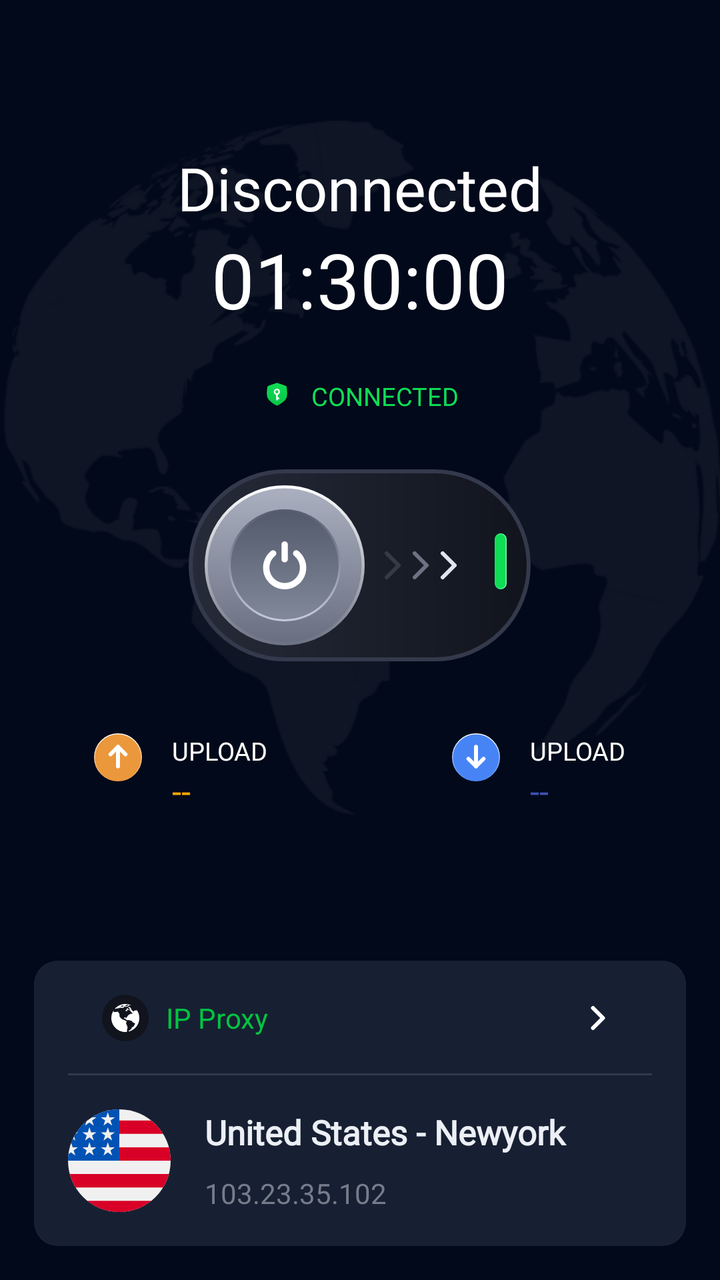
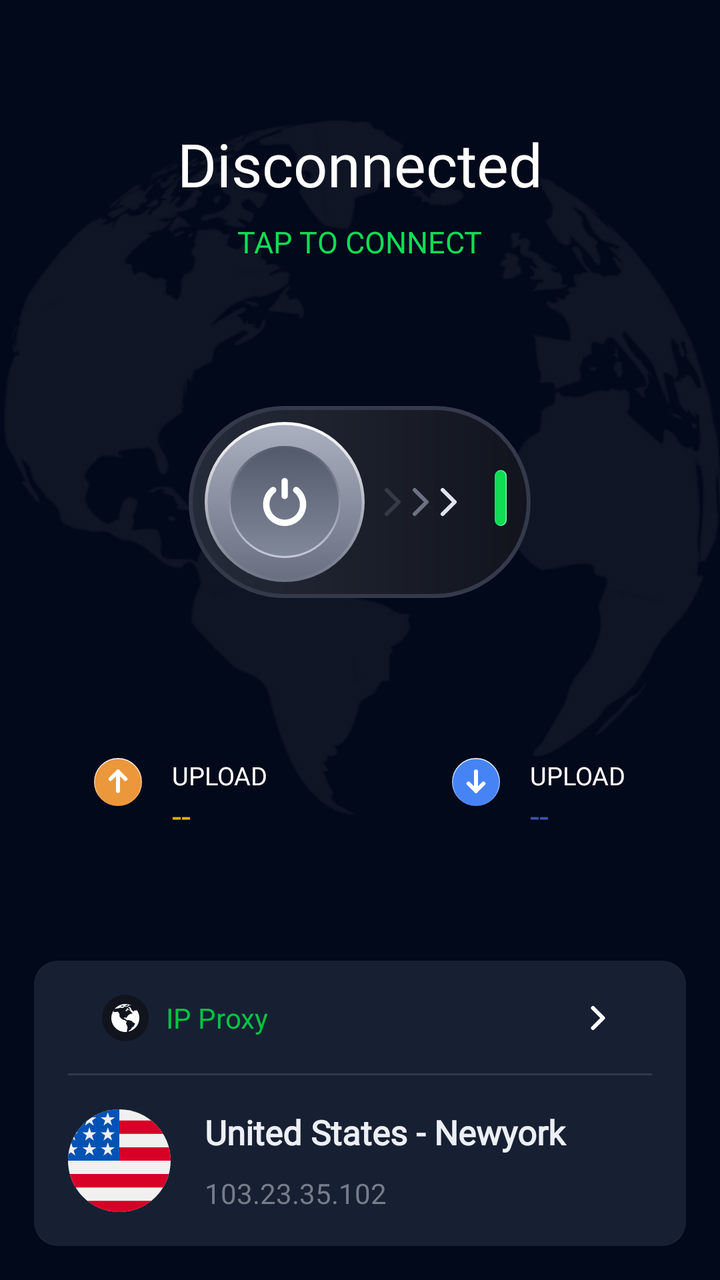

Two renders of the same Android screen: before a commit and after it. Below are the layout's source before the change and the commit's diff.
<!-- AndroidManifest.xml: application theme Theme.SuperVPN -->
<!-- res/layout/fragment_home.xml -->
<?xml version="1.0" encoding="utf-8"?>
<androidx.constraintlayout.widget.ConstraintLayout xmlns:android="http://schemas.android.com/apk/res/android"
    xmlns:app="http://schemas.android.com/apk/res-auto"
    xmlns:tools="http://schemas.android.com/tools"
    android:layout_width="match_parent"
    android:layout_height="match_parent"
    android:background="@color/backgroundColor2"
    android:orientation="vertical"
    tools:context=".home.HomeFragment">

    <androidx.appcompat.widget.LinearLayoutCompat
        android:layout_width="match_parent"
        android:layout_height="0dp"
        android:background="@drawable/bg_earth"
        android:gravity="center"
        android:orientation="vertical"
        app:layout_constraintBottom_toTopOf="@id/pnProxy"
        app:layout_constraintDimensionRatio="H,1:1"
        app:layout_constraintTop_toTopOf="parent">

        <androidx.appcompat.widget.AppCompatTextView
            android:id="@+id/tv_time"
            android:layout_width="wrap_content"
            android:layout_height="wrap_content"
            android:fontFamily="@font/inter_bold"
            android:text="@string/disconnected"
            android:textColor="@color/white"
            android:textSize="@dimen/size28" />

        <androidx.appcompat.widget.AppCompatTextView
            android:id="@+id/connectTitle"
            android:layout_width="wrap_content"
            android:layout_height="wrap_content"
            android:layout_marginBottom="@dimen/margin_24"
            android:fontFamily="@font/inter_bold"
            android:text="01:30:00"
            android:textColor="@color/white"
            android:textSize="@dimen/size36" />

        <LinearLayout
            android:layout_width="wrap_content"
            android:layout_height="wrap_content"
            android:layout_marginBottom="@dimen/margin_24"
            android:visibility="gone">

            <ProgressBar
                android:id="@+id/customProgressBar"
                style="?android:attr/spinnerStyle"
                android:layout_width="@dimen/size16"
                android:layout_height="@dimen/size16"
                android:layout_marginBottom="@dimen/size14"
                android:background="@color/transparent"
                android:clipToOutline="true"
                android:indeterminate="false"
                android:indeterminateTint="@color/green_1"
                android:max="100"
                android:progress="50"
                android:progressDrawable="@drawable/progress_bar" />

            <androidx.appcompat.widget.AppCompatTextView
                android:layout_width="wrap_content"
                android:layout_height="wrap_content"
                android:layout_marginLeft="@dimen/size8"
                android:fontFamily="@font/inter_bold"
                android:text="@string/connecting"
                android:textColor="@color/greyColor"
                android:textSize="@dimen/size12" />
        </LinearLayout>

        <LinearLayout
            android:layout_width="wrap_content"
            android:layout_height="wrap_content"
            android:layout_marginBottom="@dimen/margin_24"
            android:gravity="center_vertical">

            <androidx.appcompat.widget.AppCompatImageView
                android:layout_width="@dimen/size16"
                android:layout_height="@dimen/size16"
                android:src="@drawable/ic_status_connected" />

            <androidx.appcompat.widget.AppCompatTextView
                android:layout_width="wrap_content"
                android:layout_height="wrap_content"
                android:layout_marginLeft="@dimen/size8"
                android:fontFamily="@font/inter_bold"
                android:text="@string/connected"
                android:textColor="@color/successColor"
                android:textSize="@dimen/size12" />
        </LinearLayout>

        <LinearLayout
            android:layout_width="wrap_content"
            android:layout_height="wrap_content"
            android:layout_marginTop="@dimen/size24"
            android:gravity="center"
            android:visibility="gone">

            <ProgressBar
                android:id="@+id/progressLoadAds"
                android:layout_width="@dimen/size16"
                android:layout_height="@dimen/size16"
                android:layout_marginRight="@dimen/size3"
                android:indeterminateTint="@color/green_1"
                android:secondaryProgressTint="@color/green_1" />

            <androidx.appcompat.widget.AppCompatTextView
                android:id="@+id/tvStatus"
                android:layout_width="wrap_content"
                android:layout_height="wrap_content"
                android:text="@string/disconnected"
                android:textColor="#C4C9D9"
                android:textSize="@dimen/size14" />
        </LinearLayout>

        <androidx.appcompat.widget.AppCompatImageView
            android:id="@+id/iv_connect"
            android:layout_width="wrap_content"
            android:layout_height="wrap_content"
            android:src="@drawable/ic_status_connection"
            app:layout_constraintBottom_toBottomOf="parent"
            app:layout_constraintEnd_toEndOf="parent"
            app:layout_constraintStart_toStartOf="parent"
            app:layout_constraintTop_toTopOf="parent" />

        <LinearLayout
            android:layout_width="match_parent"
            android:layout_height="wrap_content"
            android:layout_marginHorizontal="@dimen/size44"
            android:layout_marginTop="@dimen/margin_24">

            <androidx.appcompat.widget.AppCompatImageView
                android:layout_width="wrap_content"
                android:layout_height="wrap_content"
                android:src="@drawable/ic_upload_button" />

            <LinearLayout
                android:layout_width="wrap_content"
                android:layout_height="wrap_content"
                android:layout_marginLeft="@dimen/size14"
                android:orientation="vertical">

                <androidx.appcompat.widget.AppCompatTextView
                    android:layout_width="wrap_content"
                    android:layout_height="wrap_content"
                    android:text="@string/upload"
                    android:textColor="@color/white"
                    android:textSize="@dimen/size12" />

                <androidx.appcompat.widget.AppCompatTextView
                    android:id="@+id/tvTrafficUpload"
                    android:layout_width="wrap_content"
                    android:layout_height="wrap_content"
                    android:text="--"
                    android:textColor="@color/warningColor"
                    android:textSize="@dimen/size16" />
            </LinearLayout>

            <LinearLayout
                android:layout_width="0dp"
                android:layout_height="wrap_content"
                android:layout_weight="1" />

            <androidx.appcompat.widget.AppCompatImageView
                android:layout_width="wrap_content"
                android:layout_height="wrap_content"
                android:src="@drawable/ic_download_button" />

            <LinearLayout
                android:layout_width="wrap_content"
                android:layout_height="wrap_content"
                android:layout_marginLeft="@dimen/size14"
                android:gravity="left"
                android:orientation="vertical">

                <androidx.appcompat.widget.AppCompatTextView
                    android:layout_width="wrap_content"
                    android:layout_height="wrap_content"
                    android:text="@string/upload"
                    android:textColor="@color/white"
                    android:textSize="@dimen/size12" />

                <androidx.appcompat.widget.AppCompatTextView
                    android:id="@+id/tvTrafficDownload"
                    android:layout_width="wrap_content"
                    android:layout_height="wrap_content"
                    android:text="--"
                    android:textColor="@color/infoColor"
                    android:textSize="@dimen/size16" />
            </LinearLayout>
        </LinearLayout>

    </androidx.appcompat.widget.LinearLayoutCompat>

    <androidx.appcompat.widget.LinearLayoutCompat
        android:id="@+id/pnProxy"
        android:layout_width="match_parent"
        android:layout_height="wrap_content"
        android:layout_marginHorizontal="@dimen/size16"
        android:layout_marginBottom="@dimen/size16"
        android:background="@drawable/bg_setting_items"
        android:orientation="vertical"
        app:layout_constraintBottom_toBottomOf="parent">

        <androidx.appcompat.widget.LinearLayoutCompat
            android:id="@+id/subActionBar"
            android:layout_width="match_parent"
            android:layout_height="wrap_content"
            android:background="@drawable/bg_setting_pro"
            android:gravity="center"
            android:orientation="horizontal"
            android:padding="@dimen/size16">

            <androidx.appcompat.widget.AppCompatImageView
                android:layout_width="@dimen/size22"
                android:layout_height="@dimen/size22"
                android:layout_marginLeft="@dimen/size16"
                android:src="@drawable/ic_earth" />

            <androidx.appcompat.widget.AppCompatTextView
                android:layout_width="0dp"
                android:layout_height="wrap_content"
                android:layout_marginLeft="@dimen/size8"
                android:layout_weight="1"
                android:text="@string/ip_proxy"
                android:textColor="@color/green_1" />

            <androidx.appcompat.widget.AppCompatImageView
                android:id="@+id/ivSelectProxy"
                android:layout_width="wrap_content"
                android:layout_height="wrap_content"
                android:layout_marginLeft="@dimen/size16"
                android:layout_marginRight="@dimen/size16"
                android:src="@drawable/ic_next_arrow" />

        </androidx.appcompat.widget.LinearLayoutCompat>

        <androidx.appcompat.widget.LinearLayoutCompat
            android:id="@+id/subActionBar2"
            android:layout_width="match_parent"
            android:layout_height="wrap_content"
            android:background="@drawable/bg_setting_pro2"
            android:orientation="horizontal"
            android:padding="@dimen/size16">

            <androidx.appcompat.widget.LinearLayoutCompat
                android:id="@+id/pnProxyInfo"
                android:layout_width="match_parent"
                android:layout_height="match_parent"
                android:visibility="visible">

                <androidx.appcompat.widget.AppCompatImageView
                    android:id="@+id/ivFlag"
                    android:layout_width="@dimen/size48"
                    android:layout_height="@dimen/size48"
                    android:src="@drawable/flag_us" />

                <androidx.appcompat.widget.LinearLayoutCompat
                    android:layout_width="match_parent"
                    android:layout_height="match_parent"
                    android:layout_marginLeft="@dimen/size16"
                    android:orientation="vertical">

                    <androidx.appcompat.widget.AppCompatTextView
                        android:id="@+id/tvProxyLocation"
                        android:layout_width="match_parent"
                        android:layout_height="0dp"
                        android:layout_weight="1"
                        android:textColor="@color/language_item_text_color"
                        android:text="United States - Newyork"
                        android:textSize="@dimen/size16"
                        android:textFontWeight="600"
                        android:fontFamily="@font/inter_bold"
                        />
                    <androidx.appcompat.widget.AppCompatTextView
                        android:id="@+id/tvProxyIp"
                        android:layout_width="match_parent"
                        android:layout_height="0dp"
                        android:layout_weight="1"
                        android:gravity="bottom"
                        android:text="103.23.35.102"
                        android:textColor="@color/gray_2"
                        android:fontFamily="@font/inter_bold"
                        />

                </androidx.appcompat.widget.LinearLayoutCompat>
            </androidx.appcompat.widget.LinearLayoutCompat>


            <androidx.appcompat.widget.AppCompatTextView
                android:id="@+id/tvSelectProxy"
                android:layout_width="match_parent"
                android:layout_height="@dimen/size48"
                android:gravity="center"
                android:text="@string/select_connection_area"
                android:textColor="@color/topBarColor"
                android:textSize="@dimen/size14"
                android:visibility="gone" />
        </androidx.appcompat.widget.LinearLayoutCompat>
    </androidx.appcompat.widget.LinearLayoutCompat>
</androidx.constraintlayout.widget.ConstraintLayout>
<!-- resources referenced by this layout -->
<resources>
  <color name="backgroundColor2">#02091A</color>
  <color name="gray_2">#767C8A</color>
  <color name="green_1">#03C343</color>
  <color name="greyColor">#C4C9D9</color>
  <color name="infoColor">#3F51B5</color>
  <color name="language_item_text_color">#ECEFF5</color>
  <color name="successColor">#0FDD54</color>
  <color name="topBarColor">#F15E24</color>
  <color name="transparent">#00000000</color>
  <color name="warningColor">#FFA900</color>
  <color name="white">#FFFFFFFF</color>
  <dimen name="margin_24">24dp</dimen>
  <dimen name="size12">12.8dp</dimen>
  <dimen name="size14">14.9333dp</dimen>
  <dimen name="size16">17.0667dp</dimen>
  <dimen name="size22">23.4667dp</dimen>
  <dimen name="size24">25.6dp</dimen>
  <dimen name="size28">29.8667dp</dimen>
  <dimen name="size3">3.2dp</dimen>
  <dimen name="size36">38.4dp</dimen>
  <dimen name="size44">46.9333dp</dimen>
  <dimen name="size48">51.2dp</dimen>
  <dimen name="size8">8.5333dp</dimen>
  <!-- drawable bg_setting_items (drawable) -->
  <?xml version="1.0" encoding="utf-8"?>
  <shape xmlns:android="http://schemas.android.com/apk/res/android" android:shape="rectangle">
      <corners android:radius="@dimen/margin_big"/>
      <solid android:color="#232836"/>
  </shape>
  <!-- drawable ic_next_arrow (drawable) -->
  <vector xmlns:android="http://schemas.android.com/apk/res/android"
      android:width="20dp"
      android:height="20dp"
      android:viewportWidth="20"
      android:viewportHeight="20">
    <path
        android:pathData="M7.5,15L12.5,10L7.5,5"
        android:strokeLineJoin="round"
        android:strokeWidth="2"
        android:fillColor="#00000000"
        android:strokeColor="#ffffff"
        android:strokeLineCap="round"/>
  </vector>
  <!-- drawable ic_status_connection (drawable) -->
  <?xml version="1.0" encoding="utf-8"?>
  <selector xmlns:android="http://schemas.android.com/apk/res/android">
    <item android:state_selected="true" android:drawable="@drawable/ic_connect"/>
    <item android:state_selected="false" android:drawable="@drawable/ic_disconnect"/>
  </selector>
  <string name="connected">CONNECTED</string>
  <string name="connecting">Connecting…</string>
  <string name="disconnected">Disconnected</string>
  <string name="ip_proxy">IP Proxy</string>
  <string name="select_connection_area">Select connection area</string>
  <string name="upload">UPLOAD</string>
  <dimen name="margin_big">12dp</dimen>
  <color name="itemBackground">#172032</color>
  <dimen name="size1">1.0667dp</dimen>
  <dimen name="size20">21.3333dp</dimen>
  <style name="App_TextAppearanceTitle1" parent="TextAppearance.AppCompat.Title">
          <item name="fontFamily">@font/inter_bold</item>
          <item name="android:textSize">22sp</item>
          <item name="android:textColor">@color/white</item>
          <item name="android:includeFontPadding">false</item>
      </style>
  <style name="App_TextAppearanceTitle2" parent="TextAppearance.AppCompat.Title">
          <item name="fontFamily">@font/inter_bold</item>
          <item name="android:textSize">16sp</item>
          <item name="android:textColor">@color/successColor</item>
          <item name="android:includeFontPadding">false</item>
      </style>
  <style name="App_TextAppearanceBody1" parent="TextAppearance.AppCompat.Title">
          <item name="fontFamily">@font/inter_bold</item>
          <item name="android:textSize">16sp</item>
          <item name="android:textColor">@color/white</item>
          <item name="android:includeFontPadding">false</item>
      </style>
  <style name="App_TextAppearanceBody2" parent="TextAppearance.AppCompat.Title">
          <item name="fontFamily">@font/inter_bold</item>
          <item name="android:textSize">14sp</item>
          <item name="android:textStyle">normal</item>
          <item name="android:textColor">@color/white</item>
          <item name="android:includeFontPadding">false</item>
      </style>
  <!-- unchanged entries left out for length: 12 -->
</resources>

<!-- the commit's change to res/layout/fragment_home.xml (unified diff, before → after) -->
@@ -19,28 +19,32 @@
         app:layout_constraintTop_toTopOf="parent">
 
         <androidx.appcompat.widget.AppCompatTextView
-            android:id="@+id/tv_time"
+            android:id="@+id/connectTitle"
             android:layout_width="wrap_content"
             android:layout_height="wrap_content"
             android:fontFamily="@font/inter_bold"
             android:text="@string/disconnected"
             android:textColor="@color/white"
-            android:textSize="@dimen/size28" />
+            android:layout_marginBottom="@dimen/size8"
+            android:textSize="@dimen/size28"
+            android:visibility="visible"/>
 
         <androidx.appcompat.widget.AppCompatTextView
-            android:id="@+id/connectTitle"
-            android:layout_width="wrap_content"
-            android:layout_height="wrap_content"
-            android:layout_marginBottom="@dimen/margin_24"
+            android:id="@+id/tvTime"
+            android:layout_width="wrap_content"
+            android:layout_height="wrap_content"
+            android:layout_marginBottom="@dimen/size8"
             android:fontFamily="@font/inter_bold"
             android:text="01:30:00"
             android:textColor="@color/white"
-            android:textSize="@dimen/size36" />
-
-        <LinearLayout
-            android:layout_width="wrap_content"
-            android:layout_height="wrap_content"
-            android:layout_marginBottom="@dimen/margin_24"
+            android:textSize="@dimen/size36"
+            android:visibility="gone"/>
+
+        <LinearLayout
+            android:id="@+id/lnConnecting"
+            android:layout_width="wrap_content"
+            android:layout_height="wrap_content"
+            android:layout_marginBottom="@dimen/margin_68"
             android:visibility="gone">
 
             <ProgressBar
@@ -68,10 +72,12 @@
         </LinearLayout>
 
         <LinearLayout
-            android:layout_width="wrap_content"
-            android:layout_height="wrap_content"
-            android:layout_marginBottom="@dimen/margin_24"
-            android:gravity="center_vertical">
+            android:id="@+id/lnConnected"
+            android:layout_width="wrap_content"
+            android:layout_height="wrap_content"
+            android:layout_marginBottom="@dimen/margin_68"
+            android:gravity="center_vertical"
+            android:visibility="gone">
 
             <androidx.appcompat.widget.AppCompatImageView
                 android:layout_width="@dimen/size16"
@@ -89,9 +95,10 @@
         </LinearLayout>
 
         <LinearLayout
-            android:layout_width="wrap_content"
-            android:layout_height="wrap_content"
-            android:layout_marginTop="@dimen/size24"
+            android:id="@+id/lnDisconnecting"
+            android:layout_width="wrap_content"
+            android:layout_height="wrap_content"
+            android:layout_marginBottom="@dimen/margin_68"
             android:gravity="center"
             android:visibility="gone">
 
@@ -104,11 +111,26 @@
                 android:secondaryProgressTint="@color/green_1" />
 
             <androidx.appcompat.widget.AppCompatTextView
-                android:id="@+id/tvStatus"
-                android:layout_width="wrap_content"
-                android:layout_height="wrap_content"
-                android:text="@string/disconnected"
+                android:layout_width="wrap_content"
+                android:layout_height="wrap_content"
+                android:text="@string/disconnecting"
                 android:textColor="#C4C9D9"
+                android:textSize="@dimen/size14" />
+        </LinearLayout>
+
+        <LinearLayout
+            android:id="@+id/lnDisconnected"
+            android:layout_width="wrap_content"
+            android:layout_height="wrap_content"
+            android:layout_marginBottom="@dimen/margin_68"
+            android:gravity="center"
+            android:visibility="visible">
+
+            <androidx.appcompat.widget.AppCompatTextView
+                android:layout_width="wrap_content"
+                android:layout_height="wrap_content"
+                android:text="@string/tap_to_connect"
+                android:textColor="@color/successColor"
                 android:textSize="@dimen/size14" />
         </LinearLayout>
 
@@ -126,7 +148,7 @@
             android:layout_width="match_parent"
             android:layout_height="wrap_content"
             android:layout_marginHorizontal="@dimen/size44"
-            android:layout_marginTop="@dimen/margin_24">
+            android:layout_marginTop="@dimen/margin_68">
 
             <androidx.appcompat.widget.AppCompatImageView
                 android:layout_width="wrap_content"
<!-- resource entries referenced after the edit -->
@@ -11,12 +11,11 @@
   <color name="transparent">#00000000</color>
   <color name="warningColor">#FFA900</color>
   <color name="white">#FFFFFFFF</color>
-  <dimen name="margin_24">24dp</dimen>
+  <dimen name="margin_68">68dp</dimen>
   <dimen name="size12">12.8dp</dimen>
   <dimen name="size14">14.9333dp</dimen>
   <dimen name="size16">17.0667dp</dimen>
   <dimen name="size22">23.4667dp</dimen>
-  <dimen name="size24">25.6dp</dimen>
   <dimen name="size28">29.8667dp</dimen>
   <dimen name="size3">3.2dp</dimen>
   <dimen name="size36">38.4dp</dimen>
@@ -52,8 +51,10 @@
   <string name="connected">CONNECTED</string>
   <string name="connecting">Connecting…</string>
   <string name="disconnected">Disconnected</string>
+  <string name="disconnecting">Disconnection…</string>
   <string name="ip_proxy">IP Proxy</string>
   <string name="select_connection_area">Select connection area</string>
+  <string name="tap_to_connect">TAP TO CONNECT</string>
   <string name="upload">UPLOAD</string>
   <dimen name="margin_big">12dp</dimen>
   <color name="itemBackground">#172032</color>
